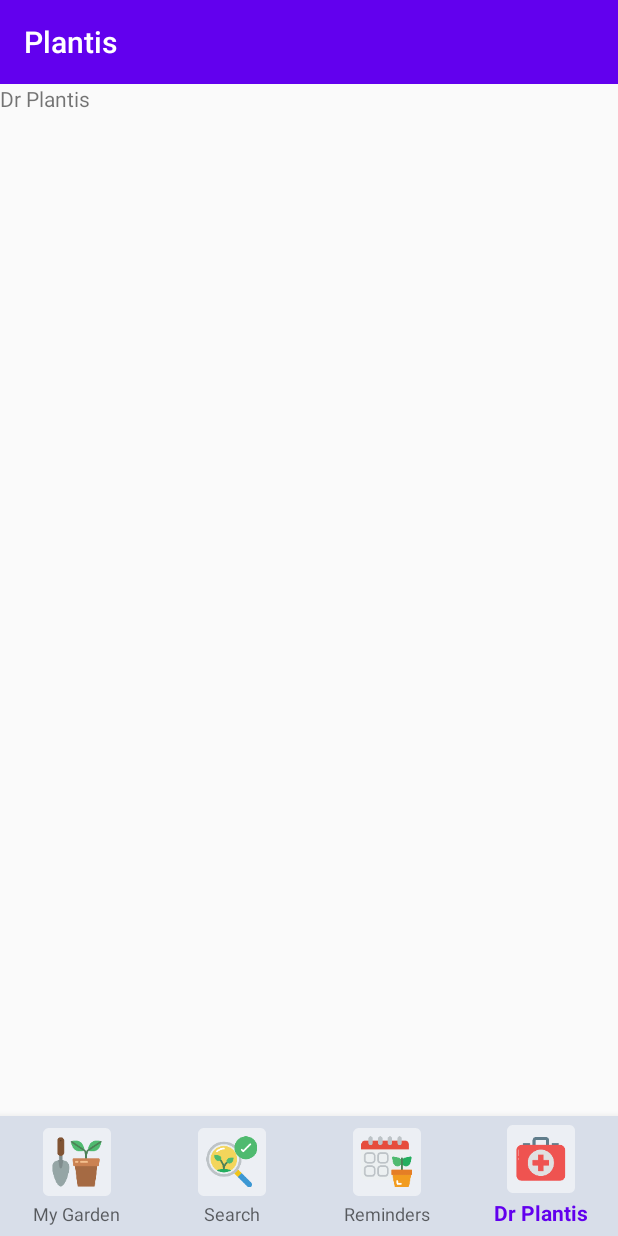
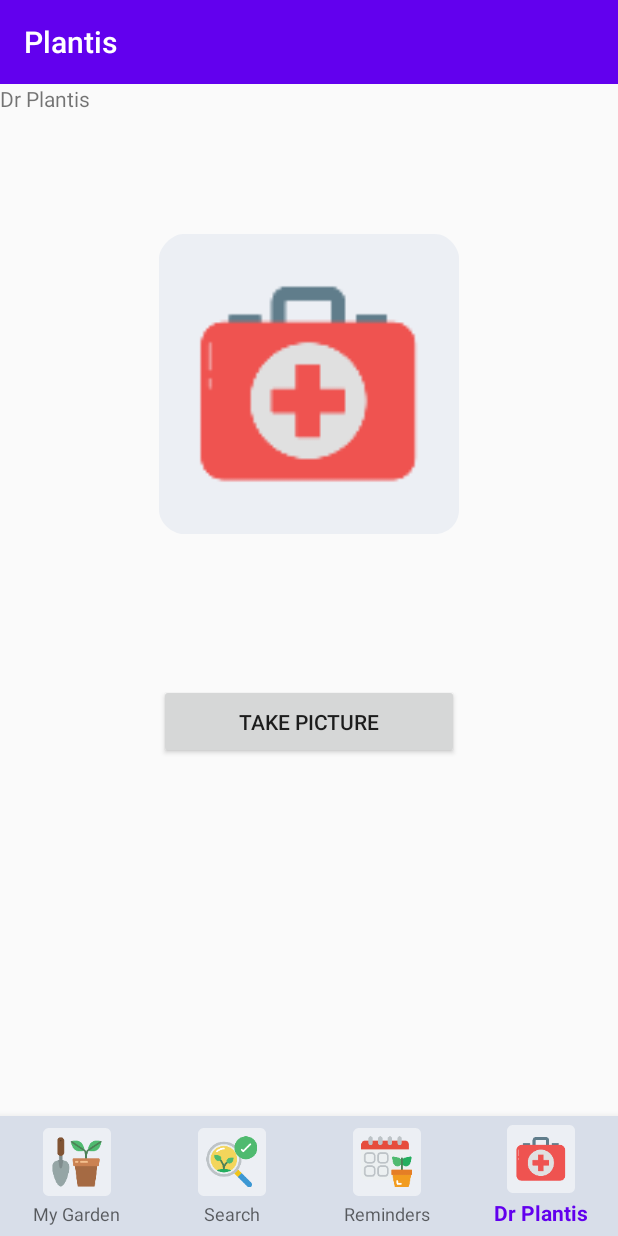
Before and after one commit to UTN-FRBA-Mobile/Plantis, an Android app: the DrPlantisFragment screen opened through its navigation route, on a phone screen of 412 x 824 dp. Run offline under Robolectric (Android 15) with nearby library versions, the phone set to English and light mode, and no system bars; our stand-ins replace navigation-ui.

Commit message:
created dr plantis basic screen with search button

```diff
--- a/app/src/main/java/ar/utn/frba/mobile/plantis/fragments/DrPlantisFragment.kt
+++ b/app/src/main/java/ar/utn/frba/mobile/plantis/fragments/DrPlantisFragment.kt
@@ -1,14 +1,53 @@
 package ar.utn.frba.mobile.plantis.fragments
 
+import android.app.Activity
+import android.content.Intent
+import android.graphics.Bitmap
 import android.os.Bundle
+import android.provider.MediaStore
 import androidx.fragment.app.Fragment
 import android.view.LayoutInflater
 import android.view.View
 import android.view.ViewGroup
+import androidx.navigation.fragment.findNavController
 import ar.utn.frba.mobile.plantis.R
+import ar.utn.frba.mobile.plantis.databinding.FragmentDrPlantisBinding
+import ar.utn.frba.mobile.plantis.databinding.FragmentSearchBinding
 
 class DrPlantisFragment : Fragment() {
-    override fun onCreateView(inflater: LayoutInflater, container: ViewGroup?, savedInstanceState: Bundle?): View? {
-        return inflater.inflate(R.layout.fragment_dr_plantis, container, false)
+
+    lateinit var binding: FragmentDrPlantisBinding
+    val REQUEST_IMAGE_CAPTURE = 1888
+
+
+    override fun onCreateView(inflater: LayoutInflater, container: ViewGroup?, savedInstanceState: Bundle?): View {
+        binding = FragmentDrPlantisBinding.inflate(inflater, container, false)
+        binding.drplantisSearchButton.setOnClickListener{
+            dispatchTakePictureIntent()
+        }
+        return binding.root
+    }
+
+
+    override fun onViewCreated(view: View, savedInstanceState: Bundle?) {
+        super.onViewCreated(view, savedInstanceState)
+        binding.drplantisNextButton.setOnClickListener { //TODO
+           // val action = R.id.
+            findNavController().navigate(action)
+        }
+    }
+
+
+    @Suppress("DEPRECATION")
+    private fun dispatchTakePictureIntent() {
+        val cameraIntent = Intent(MediaStore.ACTION_IMAGE_CAPTURE)
+        startActivityForResult(cameraIntent, REQUEST_IMAGE_CAPTURE)
+    }
+    override fun onActivityResult(requestCode: Int, resultCode: Int, data: Intent?) {
+        if (requestCode == REQUEST_IMAGE_CAPTURE && resultCode == Activity.RESULT_OK) {
+            val imageBitmap = data?.extras?.get("data") as Bitmap
+            binding.drplantisSearchImageView.setImageBitmap(imageBitmap)
+            binding.drplantisNextButton.setVisibility(View.VISIBLE)
+        }
     }
 }
--- a/app/src/main/res/layout/fragment_dr_plantis.xml
+++ b/app/src/main/res/layout/fragment_dr_plantis.xml
@@ -9,4 +9,31 @@
         android:layout_width="match_parent"
         android:layout_height="match_parent"
         android:text="@string/dr_plantis" />
+
+
+    <ImageView
+        android:layout_width="200dp"
+        android:layout_height="200dp"
+        android:layout_gravity="center_horizontal"
+        android:layout_marginTop="100dp"
+        android:src="@mipmap/ic_dr_plantis"
+        android:id="@+id/drplantis_searchImageView" />
+
+    <Button
+        android:id="@+id/drplantis_search_button"
+        android:layout_gravity="center_horizontal"
+        android:layout_width="200dp"
+        android:layout_height="50dp"
+        android:layout_marginTop="400dp"
+        android:text="@string/tomar_foto" />
+
+    <Button
+        android:id="@+id/drplantis_next_button"
+        android:layout_gravity="center"
+        android:layout_width="200dp"
+        android:layout_height="50dp"
+        android:layout_marginTop="200dp"
+        android:text="@string/siguiente"
+        android:visibility="invisible" />
+
 </FrameLayout>
```
